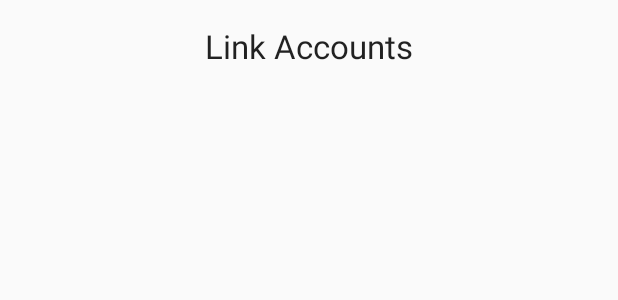
After one commit to mtracy01/mhacks6, an Android app: the layout activity_selection.xml on its own in the app's theme, with its tools: preview values and no code run, on a phone screen of 412 x 824 dp. The commit adds this screen. Shown: the top 300 px of the screen. Run offline under Robolectric (Android 15) with nearby library versions, the phone set to English and light mode, and no system bars.

Commit message:
Beginning work on selection activity

```diff
--- /dev/null
+++ b/ShowMe/app/src/main/res/layout/activity_selection.xml
@@ -0,0 +1,25 @@
+<RelativeLayout xmlns:android="http://schemas.android.com/apk/res/android"
+    xmlns:tools="http://schemas.android.com/tools" android:layout_width="match_parent"
+    android:layout_height="match_parent" android:paddingLeft="@dimen/activity_horizontal_margin"
+    android:paddingRight="@dimen/activity_horizontal_margin"
+    android:paddingTop="@dimen/activity_vertical_margin"
+    android:paddingBottom="@dimen/activity_vertical_margin"
+    tools:context="com.qr.android.showme.SelectionActivity">
+
+    <TextView
+        android:layout_width="wrap_content"
+        android:layout_height="wrap_content"
+        android:textAppearance="?android:attr/textAppearanceLarge"
+        android:text="Link Accounts"
+        android:id="@+id/textView2"
+        android:layout_alignParentTop="true"
+        android:layout_centerHorizontal="true" />
+
+    <ListView
+        android:layout_width="wrap_content"
+        android:layout_height="wrap_content"
+        android:id="@+id/listView"
+        android:layout_below="@+id/textView2"
+        android:layout_centerHorizontal="true" />
+
+</RelativeLayout>
--- a/ShowMe/app/src/main/res/values/strings.xml
+++ b/ShowMe/app/src/main/res/values/strings.xml
@@ -8,4 +8,5 @@
     <string name="gh_client_id"> </string>
     <string name="gh_client_secret"> </string>
     <string name="gh_client_callback"> </string>
+    <string name="title_activity_selection">SelectionActivity</string>
 </resources>
```
Also changed, not shown: ShowMe/app/src/main/AndroidManifest.xml (+7 -6 lines), ShowMe/app/src/main/java/com/qr/android/showme/SelectionActivity.java (added, +37 -0 lines), ShowMe/app/src/main/res/menu/menu_selection.xml (added, +7 -0 lines), 1 other file.
